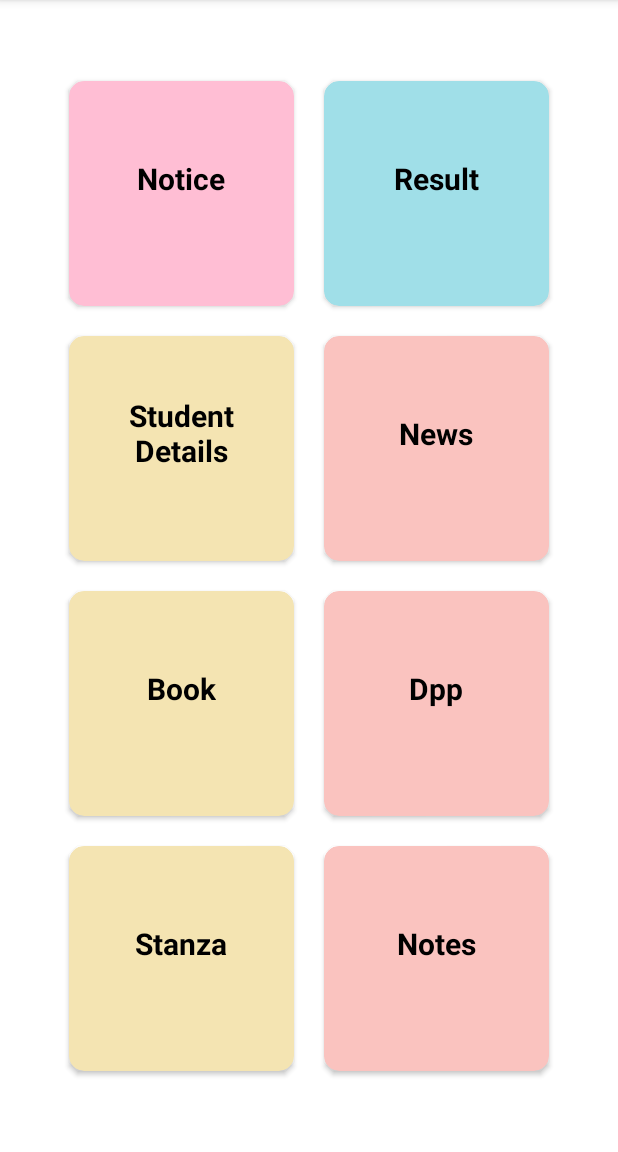
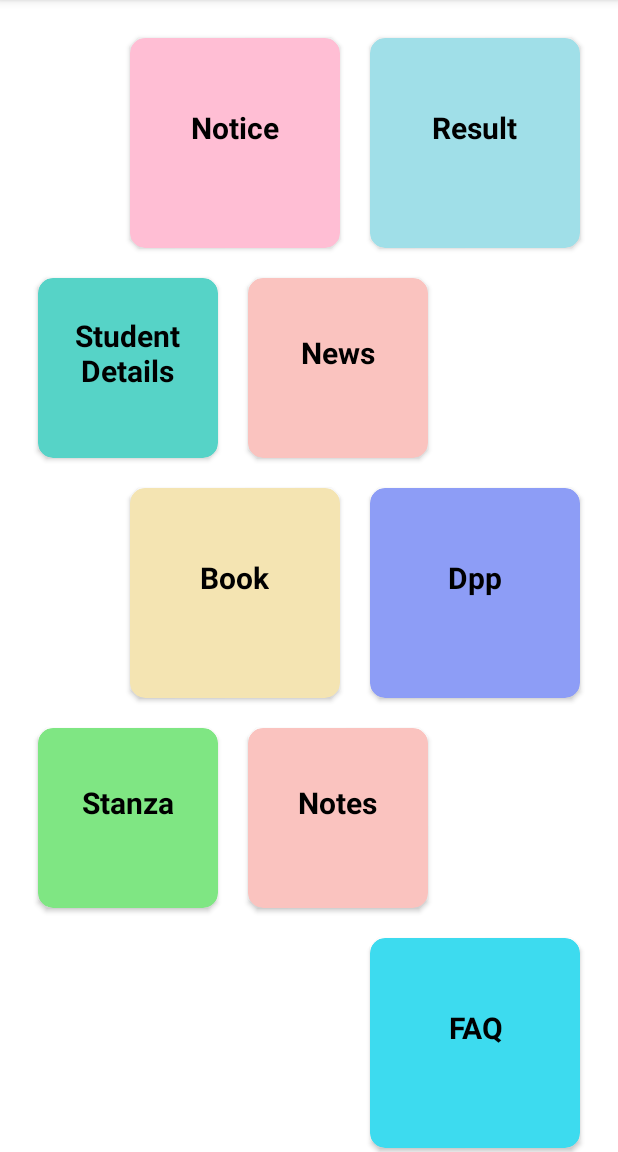
Before and after one commit to panditshruti/Sabaka-Sewak, an Android app: the screen it shows after launch (MainActivity), on a phone screen of 412 x 824 dp, the part 84-1236 px from its top. Run offline under Robolectric (Android 15) with nearby library versions, the phone set to English and light mode, and no system bars.

Commit message:
commit by shruti

```diff
--- a/app/src/main/java/com/example/backendsabkasewak/activity/EditResult.kt
+++ b/app/src/main/java/com/example/backendsabkasewak/activity/EditResult.kt
@@ -10,6 +10,7 @@ import androidx.recyclerview.widget.LinearLayoutManager
 import com.example.backendsabkasewak.adapter.NoticeAdapterN
 import com.example.backendsabkasewak.databinding.ActivityEditNoticeBinding
 import com.example.backendsabkasewak.databinding.ActivityEditResultBinding
+import com.example.backendsabkasewak.databinding.ActivityNoticeBinding
 import com.example.backendsabkasewak.db.NoticeItemSec
 import com.google.firebase.database.DataSnapshot
 import com.google.firebase.database.DatabaseError
@@ -46,6 +47,7 @@ class EditResult : AppCompatActivity() {
         db.addValueEventListener(object : ValueEventListener {
             @RequiresApi(Build.VERSION_CODES.O)
             override fun onDataChange(snapshot: DataSnapshot) {
+                arrayList.clear()
                 if (snapshot.exists()) {
                     for (data in snapshot.children) {
                         val title = data.child("title").getValue(String::class.java) ?: ""
@@ -60,8 +62,8 @@ class EditResult : AppCompatActivity() {
                         val key = data.key ?: ""
                         arrayList.add(NoticeItemSec(img, pdf, title, link, prise,date, key))
                     }
+                    noticeAdapter.notifyDataSetChanged()
 
-                    noticeAdapter.notifyDataSetChanged()
                 }
             }
 
@@ -75,8 +77,10 @@ class EditResult : AppCompatActivity() {
                 if (position >= 0 && position < arrayList.size) {
                     val selectedItem = arrayList[position]
                     val selectedKey = selectedItem.key
+
                     if (!selectedKey.isNullOrBlank()) {
                         db.child(selectedKey).removeValue()
+                        noticeAdapter.updateData(arrayList)
                     }
                 }
             }
--- a/app/src/main/java/com/example/backendsabkasewak/activity/MainActivity.kt
+++ b/app/src/main/java/com/example/backendsabkasewak/activity/MainActivity.kt
@@ -44,5 +44,17 @@ class MainActivity : AppCompatActivity() {
             val intent = Intent(this, Stanja::class.java)
             startActivity(intent)
         }
+        binding.notes.setOnClickListener {
+            val intent = Intent(this, Notes::class.java)
+            startActivity(intent)
+        }
+
+          binding.faq.setOnClickListener {
+            val intent = Intent(this, FAQ::class.java)
+            startActivity(intent)
+        }
+
+
+
     }
 }
--- /dev/null
+++ b/app/src/main/res/drawable/baseline_edit_24.xml
@@ -0,0 +1,5 @@
+<vector android:height="24dp" android:tint="#000000"
+    android:viewportHeight="24" android:viewportWidth="24"
+    android:width="24dp" xmlns:android="http://schemas.android.com/apk/res/android">
+    <path android:fillColor="@android:color/white" android:pathData="M3,17.25V21h3.75L17.81,9.94l-3.75,-3.75L3,17.25zM20.71,7.04c0.39,-0.39 0.39,-1.02 0,-1.41l-2.34,-2.34c-0.39,-0.39 -1.02,-0.39 -1.41,0l-1.83,1.83 3.75,3.75 1.83,-1.83z"/>
+</vector>
--- a/app/src/main/res/layout/activity_dpp.xml
+++ b/app/src/main/res/layout/activity_dpp.xml
@@ -77,6 +77,7 @@
                 android:layout_width="match_parent"
                 android:layout_height="wrap_content"
                 android:hint="Enter prise"
+                android:visibility="gone"
                 android:id="@+id/prise"
                 android:layout_margin="10dp"
                 />
--- a/app/src/main/res/layout/activity_edit_book.xml
+++ b/app/src/main/res/layout/activity_edit_book.xml
@@ -32,7 +32,7 @@
                 android:padding="10dp"
                 android:textStyle="bold"
                 android:layout_gravity="center"
-                android:id="@+id/news"
+                android:id="@+id/book"
                 />
             <Button
                 android:layout_width="wrap_content"
@@ -44,7 +44,7 @@
                 android:padding="10dp"
                 android:textStyle="bold"
                 android:layout_gravity="center"
-                android:id="@+id/editnews"
+                android:id="@+id/editbook"
                 />
 
         </LinearLayout>
--- a/app/src/main/res/layout/activity_main.xml
+++ b/app/src/main/res/layout/activity_main.xml
@@ -1,5 +1,5 @@
 <?xml version="1.0" encoding="utf-8"?>
-<LinearLayout xmlns:android="http://schemas.android.com/apk/res/android"
+<ScrollView xmlns:android="http://schemas.android.com/apk/res/android"
     xmlns:app="http://schemas.android.com/apk/res-auto"
     xmlns:tools="http://schemas.android.com/tools"
     android:layout_width="match_parent"
@@ -8,6 +8,12 @@
     android:gravity="center"
     android:layout_height="match_parent"
     tools:context=".activity.MainActivity">
+
+    <LinearLayout
+        android:layout_width="match_parent"
+        android:layout_height="wrap_content"
+        android:orientation="vertical"
+        >
 
     <androidx.cardview.widget.CardView
         android:layout_width="match_parent"
@@ -32,14 +38,14 @@
         <LinearLayout
             android:layout_width="wrap_content"
             android:layout_height="wrap_content"
-            android:layout_gravity="center"
+            android:layout_gravity="end"
             android:layout_weight="1"
 
             android:orientation="horizontal">
 
             <androidx.cardview.widget.CardView
-                android:layout_width="150dp"
-                android:layout_height="150dp"
+                android:layout_width="140dp"
+                android:layout_height="140dp"
                 android:layout_margin="10dp"
                 android:elevation="10dp"
                 android:backgroundTint="#FFBED4"
@@ -64,8 +70,8 @@
 
 
             <androidx.cardview.widget.CardView
-                android:layout_width="150dp"
-                android:layout_height="150dp"
+                android:layout_width="140dp"
+                android:layout_height="140dp"
                 android:layout_margin="10dp"
                 android:elevation="10dp"
                 android:id="@+id/result"
@@ -93,17 +99,17 @@
 
 
         <LinearLayout
-            android:layout_width="wrap_content"
+            android:layout_width="match_parent"
             android:layout_height="wrap_content"
             android:layout_gravity="center"
             android:orientation="horizontal">
 
             <androidx.cardview.widget.CardView
-                android:layout_width="150dp"
-                android:layout_height="150dp"
+                android:layout_width="120dp"
+                android:layout_height="120dp"
                 android:layout_margin="10dp"
                 android:elevation="10dp"
-                android:backgroundTint="#F4E4B2"
+                android:backgroundTint="#56D3C7"
                 android:id="@+id/studentdetails"
                 app:cardCornerRadius="10dp">
 
@@ -123,8 +129,8 @@
 
 
             <androidx.cardview.widget.CardView
-                android:layout_width="150dp"
-                android:layout_height="150dp"
+                android:layout_width="120dp"
+                android:layout_height="120dp"
                 android:layout_margin="10dp"
                 android:elevation="10dp"
                 android:backgroundTint="#FAC3BF"
@@ -152,12 +158,12 @@
         <LinearLayout
             android:layout_width="wrap_content"
             android:layout_height="wrap_content"
-            android:layout_gravity="center"
+            android:layout_gravity="end"
             android:orientation="horizontal">
 
             <androidx.cardview.widget.CardView
-                android:layout_width="150dp"
-                android:layout_height="150dp"
+                android:layout_width="140dp"
+                android:layout_height="140dp"
                 android:layout_margin="10dp"
                 android:elevation="10dp"
                 android:backgroundTint="#F4E4B2"
@@ -180,11 +186,11 @@
 
 
             <androidx.cardview.widget.CardView
-                android:layout_width="150dp"
-                android:layout_height="150dp"
+                android:layout_width="140dp"
+                android:layout_height="140dp"
                 android:layout_margin="10dp"
                 android:elevation="10dp"
-                android:backgroundTint="#FAC3BF"
+                android:backgroundTint="#8D9DF6"
                 android:id="@+id/dpp"
                 android:padding="10dp"
                 app:cardCornerRadius="10dp">
@@ -206,17 +212,17 @@
 
         </LinearLayout>
         <LinearLayout
-            android:layout_width="wrap_content"
+            android:layout_width="match_parent"
             android:layout_height="wrap_content"
             android:layout_gravity="center"
             android:orientation="horizontal">
 
             <androidx.cardview.widget.CardView
-                android:layout_width="150dp"
-                android:layout_height="150dp"
+                android:layout_width="120dp"
+                android:layout_height="120dp"
                 android:layout_margin="10dp"
                 android:elevation="10dp"
-                android:backgroundTint="#F4E4B2"
+                android:backgroundTint="#7FE683"
                 android:id="@+id/stanza"
                 app:cardCornerRadius="10dp">
 
@@ -236,8 +242,8 @@
 
 
             <androidx.cardview.widget.CardView
-                android:layout_width="150dp"
-                android:layout_height="150dp"
+                android:layout_width="120dp"
+                android:layout_height="120dp"
                 android:layout_margin="10dp"
                 android:elevation="10dp"
                 android:backgroundTint="#FAC3BF"
@@ -260,6 +266,37 @@
             </androidx.cardview.widget.CardView>
 
         </LinearLayout>
+        <LinearLayout
+            android:layout_width="wrap_content"
+            android:layout_height="wrap_content"
+            android:layout_gravity="end"
+            android:orientation="horizontal">
+
+            <androidx.cardview.widget.CardView
+                android:layout_width="140dp"
+                android:layout_height="140dp"
+                android:layout_margin="10dp"
+                android:elevation="10dp"
+                android:backgroundTint="#3DDBEF"
+                android:id="@+id/faq"
+                android:padding="10dp"
+                app:cardCornerRadius="10dp">
+
+
+                    <TextView
+                        android:layout_width="wrap_content"
+                        android:layout_height="wrap_content"
+                        android:layout_gravity="center"
+                        android:gravity="center"
+                        android:text="FAQ"
+                        android:textColor="@color/black"
+                        android:layout_marginBottom="10dp"
+                        android:textSize="20dp"
+                        android:textStyle="bold" />
+
+            </androidx.cardview.widget.CardView>
+        </LinearLayout>
     </LinearLayout>
     </androidx.cardview.widget.CardView>
-</LinearLayout>
+    </LinearLayout>
+</ScrollView>
--- a/app/src/main/res/layout/activity_stanja.xml
+++ b/app/src/main/res/layout/activity_stanja.xml
@@ -12,7 +12,6 @@
             android:orientation="vertical"
             >
 
-
             <LinearLayout
                 android:layout_width="match_parent"
                 android:layout_height="wrap_content"
@@ -20,7 +19,6 @@
                 android:gravity="center"
                 android:orientation="horizontal"
                 >
-
 
                 <Button
                     android:layout_width="wrap_content"
@@ -77,6 +75,7 @@
                     android:layout_height="wrap_content"
                     android:hint="Enter prise"
                     android:id="@+id/prise"
+                    android:visibility="gone"
                     android:layout_margin="10dp"
                     />
 
--- a/app/src/main/res/layout/sample_notice_item.xml
+++ b/app/src/main/res/layout/sample_notice_item.xml
@@ -36,7 +36,7 @@
                 android:layout_width="wrap_content"
                 android:layout_height="wrap_content"
                 android:id="@+id/link"
-                android:text="link"
+                android:text="Open Url:-"
                 android:layout_margin="5dp"
                 android:layout_gravity="center"
                 android:textSize="16dp"
```
Also changed, not shown: app/src/main/AndroidManifest.xml (+12 -0 lines), app/src/main/java/com/example/backendsabkasewak/activity/EditBook.kt (+11 -10 lines), app/src/main/java/com/example/backendsabkasewak/activity/EditDpps.kt (+6 -6 lines), app/src/main/java/com/example/backendsabkasewak/activity/EditNews.kt (+9 -7 lines), app/src/main/java/com/example/backendsabkasewak/activity/EditNotice.kt (+4 -3 lines), app/src/main/java/com/example/backendsabkasewak/activity/EditStanza.kt (+7 -7 lines), app/src/main/java/com/example/backendsabkasewak/activity/FAQ.kt (added, +15 -0 lines), app/src/main/java/com/example/backendsabkasewak/activity/Notes.kt (added, +15 -0 lines), app/src/main/java/com/example/backendsabkasewak/adapter/NoticeAdapterN.kt (+8 -2 lines), app/src/main/res/layout/activity_faq.xml (added, +9 -0 lines), app/src/main/res/layout/activity_notes.xml (added, +9 -0 lines).
